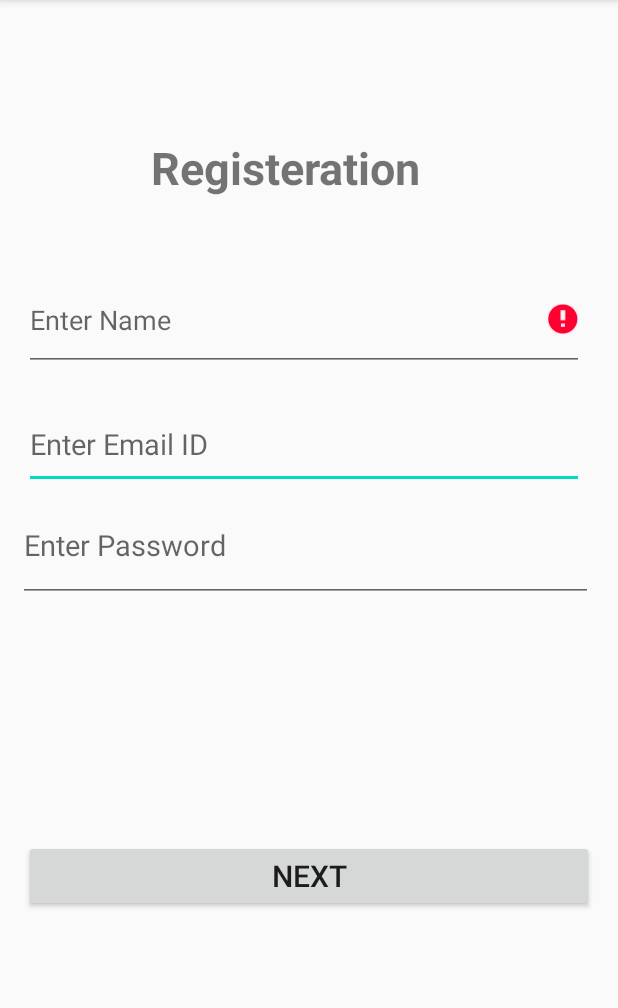
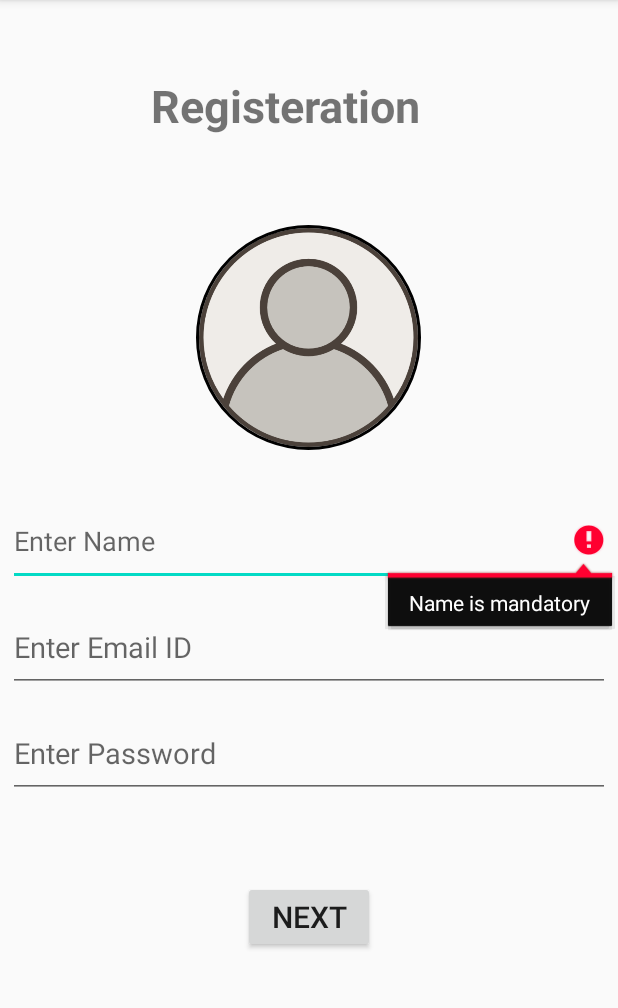
Before and after one commit to SV1906/Android_1_NotesMaker, an Android app: the Register screen opened directly, with no data from a screen before it, after a tap on "NEXT", on a phone screen of 412 x 824 dp, the part 84-1092 px from its top. Run offline under Robolectric (Android 15) with nearby library versions, the phone set to English and light mode, and no system bars; our stand-ins replace CircleImageView, Firebase (no records; nobody signed in at launch, a user with empty details on screens opened directly); libraries missing offline, so code that uses them is left out: com.rilixtech.widget, com.theartofdev.edmodo.

```diff
--- a/app/build.gradle
+++ b/app/build.gradle
@@ -35,10 +35,16 @@ dependencies {
     implementation 'com.github.barteksc:android-pdf-viewer:2.8.2'
     implementation files('../itextg-5.5.10.jar')
     implementation 'com.google.firebase:firebase-storage:19.1.1'
+    implementation 'com.google.firebase:firebase-database:19.2.1'
     testImplementation 'junit:junit:4.12'
     androidTestImplementation 'androidx.test.ext:junit:1.1.2'
     androidTestImplementation 'androidx.test.espresso:espresso-core:3.3.0'
     implementation 'com.github.shubham0204:Text2Summary-Android:alpha-05'
+    implementation 'de.hdodenhof:circleimageview:3.1.0'
+    implementation 'com.squareup.picasso:picasso:2.71828'
+    api 'com.theartofdev.edmodo:android-image-cropper:2.8.+'
+    implementation 'com.github.bumptech.glide:glide:4.11.0'
+    annotationProcessor 'com.github.bumptech.glide:compiler:4.11.0'
 
 
     implementation "org.jetbrains.kotlin:kotlin-stdlib:1.3.72"
--- a/app/src/main/java/com/example/notesmaker/Register.java
+++ b/app/src/main/java/com/example/notesmaker/Register.java
@@ -2,7 +2,10 @@ package com.example.notesmaker;
 
 import androidx.annotation.NonNull;
 import androidx.appcompat.app.AppCompatActivity;
+
+import android.app.ProgressDialog;
 import android.content.Intent;
+import android.net.Uri;
 import android.os.Bundle;
 import android.text.TextUtils;
 import android.util.Log;
@@ -22,15 +25,33 @@ import com.google.firebase.auth.FirebaseAuth;
 import com.google.firebase.auth.FirebaseUser;
 import com.google.firebase.auth.PhoneAuthCredential;
 import com.google.firebase.auth.PhoneAuthProvider;
+import com.google.firebase.auth.UserProfileChangeRequest;
+import com.google.firebase.database.DatabaseReference;
+import com.google.firebase.database.FirebaseDatabase;
+import com.google.firebase.storage.FirebaseStorage;
+import com.google.firebase.storage.StorageReference;
+import com.google.firebase.storage.UploadTask;
 import com.rilixtech.widget.countrycodepicker.CountryCodePicker;
+import com.theartofdev.edmodo.cropper.CropImage;
+import com.theartofdev.edmodo.cropper.CropImageView;
+
 import java.util.concurrent.TimeUnit;
+
+import de.hdodenhof.circleimageview.CircleImageView;
 
 public class Register extends AppCompatActivity {
     EditText rCodeEnter, rEmailId, rPassword, rName;
     FirebaseAuth fAuth;
     Button Next;
     private static final String TAG = "Register";
+    private CircleImageView ProfileImage;
+    final static int Gallery_Pick = 1;
+//    private ProgressDialog loadingBar;
 
+    private DatabaseReference UsersRef;
+    private StorageReference UserProfileImageRef;
+
+    String currentUserID;
 
     @Override
     protected void onCreate(Bundle savedInstanceState) {
@@ -41,13 +62,33 @@ public class Register extends AppCompatActivity {
         rEmailId = findViewById(R.id.edit_text_emailId);
         rPassword = findViewById(R.id.edit_text_password);
         rName = findViewById(R.id.edit_text_name);
+        ProfileImage = (CircleImageView) findViewById(R.id.profile_image);
+
+
+
+
+//        ProfileImage.setOnClickListener(new View.OnClickListener() {
+//            @Override
+//            public void onClick(View view)
+//            {
+//
+//                currentUserID = fAuth.getCurrentUser().getUid();
+//                UsersRef = FirebaseDatabase.getInstance().getReference().child("Users").child(currentUserID);
+//                UserProfileImageRef = FirebaseStorage.getInstance().getReference().child("Profile Images");
+//
+//                Intent galleryIntent = new Intent();
+//                galleryIntent.setAction(Intent.ACTION_GET_CONTENT);
+//                galleryIntent.setType("image/*");
+//                startActivityForResult(galleryIntent, Gallery_Pick);
+//            }
+//        });
 
         Next.setOnClickListener(new View.OnClickListener() {
             @Override
             public void onClick(View v) {
                 String email = rEmailId.getText().toString().trim();
                 String password = rPassword.getText().toString().trim();
-                String name = rName.getText().toString().trim();
+                final String name = rName.getText().toString().trim();
                 if (TextUtils.isEmpty(name)) {
                     rName.setError("Name is mandatory");
                     return;
@@ -65,17 +106,17 @@ public class Register extends AppCompatActivity {
                     return;
                 }
 
-
-
                 fAuth.createUserWithEmailAndPassword(email, password).addOnCompleteListener(new OnCompleteListener<AuthResult>() {
                     @Override
                     public void onComplete(@NonNull Task<AuthResult> task) {
                         if (task.isSuccessful()) {
-                            FirebaseUser user = fAuth.getCurrentUser();
+                            final FirebaseUser user = fAuth.getCurrentUser();
                             user.sendEmailVerification().addOnSuccessListener(new OnSuccessListener<Void>() {
                                                                                   @Override
                                                                                   public void onSuccess(Void aVoid) {
                                                                                       Toast.makeText(Register.this, "Verification Message has been sent", Toast.LENGTH_LONG).show();
+                                                                                      UserProfileChangeRequest profileUpdates = new UserProfileChangeRequest.Builder().setDisplayName(name).build();
+                                                                                      user.updateProfile(profileUpdates);
                                                                                   }
                                                                               }
                             ).addOnFailureListener(new OnFailureListener() {
@@ -96,4 +137,95 @@ public class Register extends AppCompatActivity {
             }
         });
     }
+
+//    @Override
+//    protected void onActivityResult(int requestCode, int resultCode, Intent data)
+//    {
+//        super.onActivityResult(requestCode, resultCode, data);
+//
+//        if(requestCode==Gallery_Pick && resultCode==RESULT_OK && data!=null)
+//        {
+//            Uri ImageUri = data.getData();
+//
+//            CropImage.activity()
+//                    .setGuidelines(CropImageView.Guidelines.ON)
+//                    .setAspectRatio(1, 1)
+//                    .start(this);
+//        }
+//
+//        if(requestCode==CropImage.CROP_IMAGE_ACTIVITY_REQUEST_CODE)
+//        {
+//            CropImage.ActivityResult result = CropImage.getActivityResult(data);
+//
+//            if(resultCode == RESULT_OK)
+//            {
+////                loadingBar.setTitle("Profile Image");
+////                loadingBar.setMessage("Please wait, while we updating your profile image...");
+////                loadingBar.show();
+////                loadingBar.setCanceledOnTouchOutside(true);
+//
+////                Uri resultUri = result.getUri();
+////
+////                StorageReference filePath = UserProfileImageRef.child(currentUserID + ".jpg");
+////
+////                filePath.putFile(resultUri).addOnCompleteListener(new OnCompleteListener<UploadTask.TaskSnapshot>() {
+////                    @Override
+////                    public void onComplete(@NonNull final Task<UploadTask.TaskSnapshot> task)
+////                    {
+////                        if(task.isSuccessful())
+////                        {
+////                            Toast.makeText(Register.this, "Profile Image stored successfully to Firebase storage...", Toast.LENGTH_SHORT).show();
+////
+////                            final String downloadUrl = task.getResult().getDownloadUrl().toString();
+////
+////                            UsersRef.child("profileimage").setValue(downloadUrl)
+////                                    .addOnCompleteListener(new OnCompleteListener<Void>() {
+////                                        @Override
+////                                        public void onComplete(@NonNull Task<Void> task)
+////                                        {
+////                                            if(task.isSuccessful())
+////                                            {
+////                                                Intent selfIntent = new Intent(Register.this, Register.class);
+////                                                startActivity(selfIntent);
+////
+////                                                Toast.makeText(Register.this, "Profile Image stored to Firebase Database Successfully...", Toast.LENGTH_SHORT).show();
+////                                                loadingBar.dismiss();
+////                                            }
+////                                            else
+////                                            {
+////                                                String message = task.getException().getMessage();
+////                                                Toast.makeText(Register.this, "Error Occured: " + message, Toast.LENGTH_SHORT).show();
+////                                                loadingBar.dismiss();
+////                                            }
+////                                        }
+////                                    });
+////                        }
+////                    }
+////                });
+//
+//                Uri uri=result.getUri();
+//                StorageReference filepath = UserProfileImageRef.child("Images").child(uri.getLastPathSegment());
+//                filepath.putFile(uri).addOnSuccessListener(new OnSuccessListener<UploadTask.TaskSnapshot>() {
+//                    @Override
+//                    public void onSuccess(UploadTask.TaskSnapshot taskSnapshot) {
+//                        taskSnapshot.getMetadata().getReference().getDownloadUrl()
+//                                .addOnSuccessListener(new OnSuccessListener<Uri>() {
+//
+//                                    @Override
+//                                    public void onSuccess(Uri uri) {
+//                                        UsersRef.child("image").setValue(uri);
+//                                    }
+//                                });
+//                    }
+//                });
+//            }
+//            else
+//            {
+//                Toast.makeText(this, "Error Occured: Image can not be cropped. Try Again.", Toast.LENGTH_SHORT).show();
+////                loadingBar.dismiss();
+//            }
+//        }
+//    }
+
+
 }
--- a/app/src/main/res/layout/activity_register.xml
+++ b/app/src/main/res/layout/activity_register.xml
@@ -1,5 +1,5 @@
 <?xml version="1.0" encoding="utf-8"?>
-<androidx.constraintlayout.widget.ConstraintLayout xmlns:android="http://schemas.android.com/apk/res/android"
+<RelativeLayout xmlns:android="http://schemas.android.com/apk/res/android"
     xmlns:app="http://schemas.android.com/apk/res-auto"
     xmlns:tools="http://schemas.android.com/tools"
     android:layout_width="match_parent"
@@ -8,79 +8,72 @@
 
 
     <TextView
-        android:id="@+id/textView2"
+        android:id="@+id/register_text"
         android:layout_width="210dp"
         android:layout_height="50dp"
         android:text="Registeration"
+        android:layout_centerHorizontal="true"
+        android:layout_marginTop="50dp"
         android:textSize="30sp"
         android:textStyle="bold"
-        app:layout_constraintBottom_toBottomOf="parent"
-        app:layout_constraintEnd_toEndOf="parent"
-        app:layout_constraintHorizontal_bias="0.497"
-        app:layout_constraintStart_toStartOf="parent"
-        app:layout_constraintTop_toTopOf="parent"
         app:layout_constraintVertical_bias="0.127" />
+
+    <de.hdodenhof.circleimageview.CircleImageView
+        android:id="@+id/profile_image"
+        android:layout_width="150dp"
+        android:layout_height="150dp"
+        android:layout_below="@id/register_text"
+        android:layout_centerHorizontal="true"
+        android:layout_marginTop="50dp"
+        android:src="@drawable/user"
+        app:civ_border_color="#FF000000"
+        app:civ_border_width="2dp"
+        android:layout_marginBottom="25dp"
+        />
+
+
+    <EditText
+        android:id="@+id/edit_text_name"
+        android:layout_width="match_parent"
+        android:layout_height="60dp"
+        android:ems="10"
+        android:layout_margin="5dp"
+        android:hint="Enter Name"
+        android:inputType="textPersonName"
+        android:layout_below="@id/profile_image" />
+
 
     <EditText
         android:id="@+id/edit_text_emailId"
-        android:layout_width="373dp"
-        android:layout_height="59dp"
-        android:layout_marginStart="16dp"
-        android:layout_marginTop="8dp"
-        android:layout_marginEnd="16dp"
+        android:layout_width="match_parent"
+        android:layout_height="60dp"
+        android:layout_below="@id/edit_text_name"
         android:ems="10"
+        android:layout_margin="5dp"
         android:hint="Enter Email ID"
         android:inputType="textEmailAddress"
         android:textSize="19sp"
-        app:layout_constraintBottom_toBottomOf="parent"
-        app:layout_constraintEnd_toEndOf="parent"
-        app:layout_constraintHorizontal_bias="0.0"
-        app:layout_constraintStart_toStartOf="parent"
-        app:layout_constraintTop_toBottomOf="@+id/textView2"
-        app:layout_constraintVertical_bias="0.21"></EditText>
+        />
 
     <EditText
         android:id="@+id/edit_text_password"
-        android:layout_width="383dp"
-        android:layout_height="75dp"
-        android:layout_marginBottom="424dp"
+        android:layout_width="match_parent"
+        android:layout_height="60dp"
         android:ems="10"
+        android:layout_margin="5dp"
         android:hint="Enter Password"
         android:inputType="textPassword"
         android:textSize="19sp"
-        app:layout_constraintBottom_toBottomOf="parent"
-        app:layout_constraintEnd_toEndOf="parent"
-        app:layout_constraintHorizontal_bias="0.428"
-        app:layout_constraintStart_toStartOf="parent"
-        app:layout_constraintTop_toBottomOf="@+id/edit_text_emailId"
-        app:layout_constraintVertical_bias="0.0"></EditText>
+        android:layout_below="@id/edit_text_emailId"/>
 
     <Button
         android:id="@+id/button_next"
-        android:layout_width="0dp"
+        android:layout_width="wrap_content"
         android:layout_height="wrap_content"
-        android:layout_marginStart="16dp"
-        android:layout_marginEnd="16dp"
-        android:layout_marginBottom="160dp"
+        android:layout_marginTop="50dp"
+        android:layout_centerHorizontal="true"
         android:text="NEXT"
         android:textSize="20sp"
-        app:layout_constraintBottom_toBottomOf="parent"
-        app:layout_constraintEnd_toEndOf="parent"
-        app:layout_constraintHorizontal_bias="0.0"
-        app:layout_constraintStart_toStartOf="parent" />
+        android:layout_below="@id/edit_text_password"/>
 
-    <EditText
-        android:id="@+id/edit_text_name"
-        android:layout_width="373dp"
-        android:layout_height="68dp"
-        android:layout_marginStart="16dp"
-        android:ems="10"
-        android:hint="Enter Name"
-        android:inputType="textPersonName"
-        app:layout_constraintBottom_toTopOf="@+id/button_next"
-        app:layout_constraintStart_toStartOf="parent"
-        app:layout_constraintTop_toBottomOf="@+id/textView2"
-        app:layout_constraintVertical_bias="0.109"
-        tools:ignore="MissingConstraints" />
-
-</androidx.constraintlayout.widget.ConstraintLayout>
+</RelativeLayout>
--- a/build.gradle
+++ b/build.gradle
@@ -10,7 +10,7 @@ buildscript {
     }
     dependencies {
         classpath 'com.android.tools.build:gradle:4.1.1'
-        classpath 'com.google.gms:google-services:4.2.0'
+        classpath 'com.google.gms:google-services:4.3.3'
 
 
 
```
Also changed, not shown: app/src/main/AndroidManifest.xml (+4 -4 lines), app/src/main/java/com/example/notesmaker/NotesActivity.java (+21 -2 lines), app/src/main/res/layout/nav_header.xml (+13 -4 lines), app/src/main/res/drawable-v24/user.png (added).
